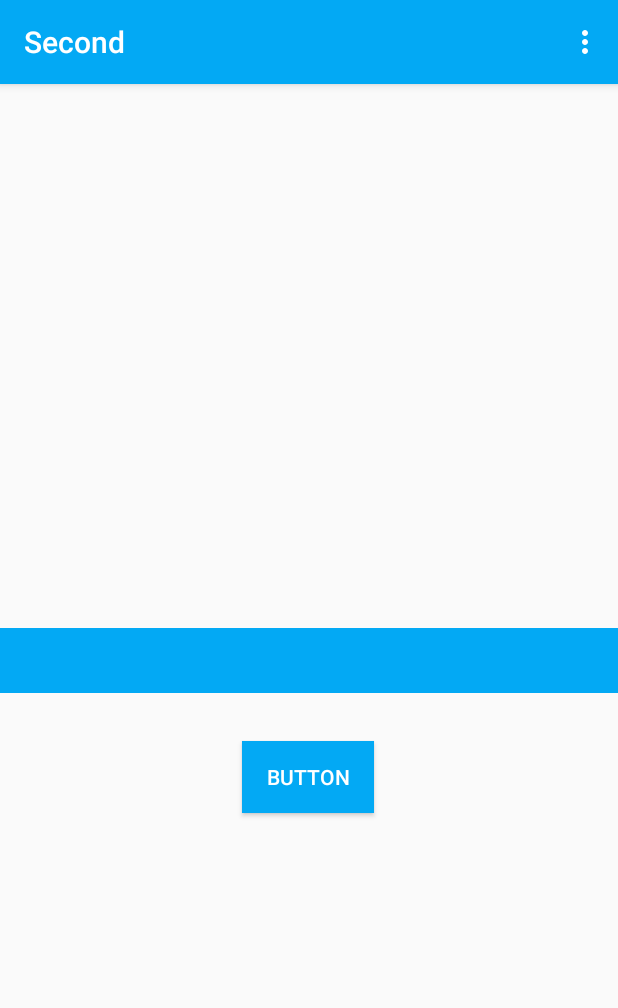
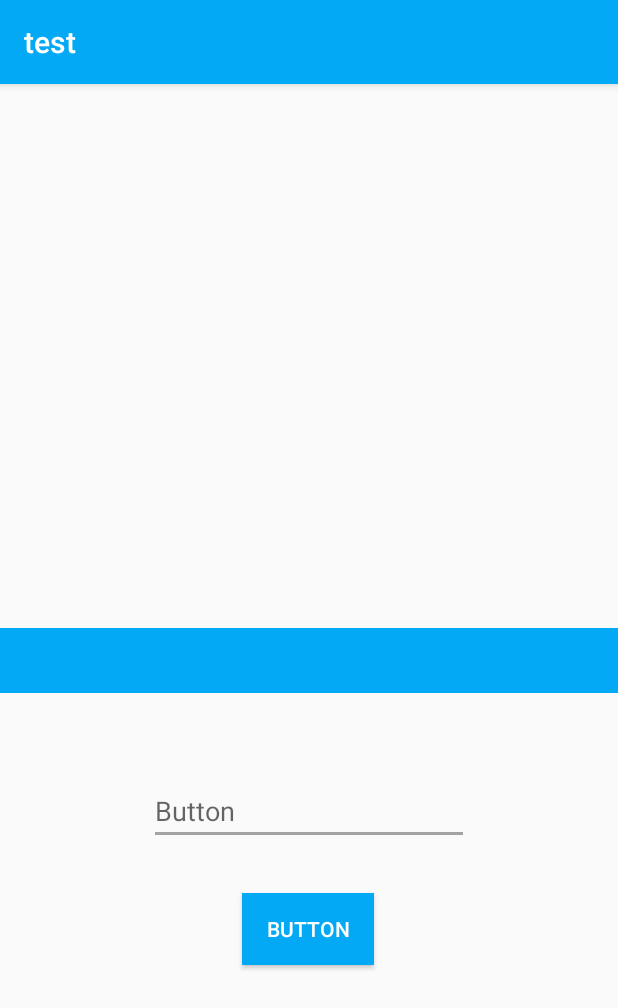
Before and after one commit to Restuananda/example-1, an Android app: the screen it shows after launch (MainActivity), on a phone screen of 412 x 824 dp. Shown: the top 1008 px of the screen. Run offline under Robolectric (Android 15) with nearby library versions, the phone set to English and light mode, and no system bars; our stand-ins replace data binding, navigation-ui.

Commit message:
pass data edit text in SecondFragment to show in ThreeFragment

```diff
--- a/app/src/main/AndroidManifest.xml
+++ b/app/src/main/AndroidManifest.xml
@@ -9,7 +9,8 @@
         android:roundIcon="@mipmap/ic_launcher_round"
         android:supportsRtl="true"
         android:theme="@style/AppTheme">
-        <activity android:name=".MainActivity">
+        <activity android:name=".MainActivity"
+            android:configChanges="orientation|keyboardHidden">
             <intent-filter>
                 <action android:name="android.intent.action.MAIN" />
 
--- a/app/src/main/java/com/learn/test/MainActivity.kt
+++ b/app/src/main/java/com/learn/test/MainActivity.kt
@@ -1,28 +1,52 @@
 package com.learn.test
 
+import android.content.res.Configuration
 import android.database.DatabaseUtils
 import androidx.appcompat.app.AppCompatActivity
 import android.os.Bundle
 import android.view.View
+import android.widget.Toast
 import androidx.databinding.DataBindingUtil
+import androidx.fragment.app.FragmentTransaction
 import androidx.navigation.findNavController
 import androidx.navigation.ui.NavigationUI
 import com.learn.test.databinding.ActivityMainBinding
 import kotlinx.android.synthetic.main.activity_main.*
+import kotlinx.android.synthetic.main.fragment_second.*
 
-class MainActivity : AppCompatActivity() {
+class MainActivity : AppCompatActivity(), transfer {
 
     override fun onCreate(savedInstanceState: Bundle?) {
         super.onCreate(savedInstanceState)
-//        setContentView(R.layout.activity_main)
-        @Suppress("UNUSED_VARIABLE")
+        setContentView(R.layout.activity_main)
+//        @Suppress("UNUSED_VARIABLE")
         val binding = DataBindingUtil.setContentView<ActivityMainBinding>(this, R.layout.activity_main)
-        val navController = this.findNavController(R.id.NavHost)
-        NavigationUI.setupActionBarWithNavController(this, navController)
+        val second = Second()
+        supportFragmentManager.beginTransaction().replace(R.id.main_activity, second).commit()
+//        val navController = this.findNavController(R.id.NavHost)
+//        NavigationUI.setupActionBarWithNavController(this, navController)
     }
 
-    override fun onSupportNavigateUp(): Boolean {
-        val navController = this.findNavController(R.id.NavHost)
-        return navController.navigateUp()
+//    override fun onSupportNavigateUp(): Boolean {
+//        val navController = this.findNavController(R.id.NavHost)
+//        return navController.navigateUp()
+//    }
+
+    override fun passData(editexti_string: String) {
+        val bundle = Bundle()
+        bundle.putString("input_text", editexti_string)
+        val trasaction = this.supportFragmentManager.beginTransaction()
+        val frag = Three()
+        frag.arguments = bundle
+
+        trasaction.replace(R.id.main_activity, frag)
+        trasaction.addToBackStack(null)
+        trasaction.setTransition(FragmentTransaction.TRANSIT_FRAGMENT_FADE)
+        trasaction.commit()
+    }
+
+
+    override fun onRestoreInstanceState(savedInstanceState: Bundle) {
+        super.onRestoreInstanceState(savedInstanceState)
     }
 }
--- a/app/src/main/java/com/learn/test/Second.kt
+++ b/app/src/main/java/com/learn/test/Second.kt
@@ -1,39 +1,35 @@
 package com.learn.test
 
+import android.content.Intent
 import android.os.Bundle
 import android.view.*
-import android.widget.Button
 import androidx.fragment.app.Fragment
 import androidx.databinding.DataBindingUtil
-import androidx.navigation.Navigation
 import androidx.navigation.findNavController
-import androidx.navigation.fragment.findNavController
 import androidx.navigation.ui.NavigationUI
 import com.learn.test.databinding.ActivityMainBinding
 import com.learn.test.databinding.FragmentSecondBinding
-import kotlinx.android.synthetic.main.fragment_second.*
-import kotlinx.android.synthetic.main.fragment_second.view.*
 import kotlinx.android.synthetic.main.fragment_second.view.textView
 
 class Second : Fragment() {
     private lateinit var binding : ActivityMainBinding
     val data : Data = Data("restu")
+//    private val numberIndex = 1
+    lateinit var trans: transfer
 
     override fun onCreateView(
         inflater: LayoutInflater, container: ViewGroup?,
-        savedInstanceState: Bundle?
-    ): View? {
+        savedInstanceState: Bundle? ): View? {
         // Inflate the layout for this fragment
         val binding: FragmentSecondBinding = DataBindingUtil.inflate(
-            inflater,
-            R.layout.fragment_second, container, false
-        )
-
-        binding.btnNext.setOnClickListener {v: View ->
+            inflater, R.layout.fragment_second, container, false)
+        trans = activity as transfer
+        binding.btnNext.setOnClickListener {
 //            Navigation.createNavigateOnClickListener(R.id.action_second_to_three))
-            v.findNavController().navigate(SecondDirections.actionSecondToThree())
+            trans.passData(binding.editName.text.toString())
+//            view.findNavController().navigate(SecondDirections.actionSecondToThree())
         }
-        setHasOptionsMenu(true)
+//        setHasOptionsMenu(true)
         return binding.root
     }
 
--- a/app/src/main/res/layout/activity_main.xml
+++ b/app/src/main/res/layout/activity_main.xml
@@ -4,16 +4,18 @@
     xmlns:tools="http://schemas.android.com/tools">
 
     <LinearLayout
+        android:id="@+id/main_activity"
         android:layout_width="match_parent"
         android:layout_height="match_parent"
         android:orientation="vertical">
 
-    <fragment
-        android:id="@+id/NavHost"
-        android:name="androidx.navigation.fragment.NavHostFragment"
-        android:layout_width="match_parent"
-        android:layout_height="match_parent"
-        app:defaultNavHost = "true"
-        app:navGraph = "@navigation/navigation"/>
+
+<!--    <fragment-->
+<!--        android:id="@+id/NavHost"-->
+<!--        android:name="androidx.navigation.fragment.NavHostFragment"-->
+<!--        android:layout_width="match_parent"-->
+<!--        android:layout_height="match_parent"-->
+<!--        app:defaultNavHost = "true"-->
+<!--        app:navGraph = "@navigation/navigation"/>-->
     </LinearLayout>
 </layout>
--- a/app/src/main/res/layout/fragment_second.xml
+++ b/app/src/main/res/layout/fragment_second.xml
@@ -29,6 +29,19 @@
             app:layout_constraintTop_toTopOf="parent"
             tools:text="Hello" />
 
+        <EditText
+            android:id="@+id/edit_name"
+            android:layout_width="wrap_content"
+            android:layout_height="wrap_content"
+            android:layout_marginTop="56dp"
+            android:ems="10"
+            android:hint="@string/button"
+            android:inputType="textPersonName"
+            app:layout_constraintEnd_toEndOf="@+id/textView"
+            app:layout_constraintStart_toStartOf="@+id/textView"
+            app:layout_constraintTop_toBottomOf="@+id/textView"
+            />
+
         <Button
             android:id="@+id/btn_next"
             android:layout_width="wrap_content"
@@ -40,7 +53,9 @@
             app:layout_constraintEnd_toEndOf="@+id/textView"
             app:layout_constraintHorizontal_bias="0.498"
             app:layout_constraintStart_toStartOf="@+id/textView"
-            app:layout_constraintTop_toBottomOf="@+id/textView" />
+            app:layout_constraintTop_toBottomOf="@+id/edit_name"
+            tools:ignore="MissingConstraints" />
+
 
     </androidx.constraintlayout.widget.ConstraintLayout>
 </layout>
```
Also changed, not shown: app/src/main/java/com/learn/test/Three.kt (+4 -0 lines), app/src/main/java/com/learn/test/transfer.kt (added, +5 -0 lines), app/src/main/res/layout/fragment_three.xml (+11 -0 lines).
